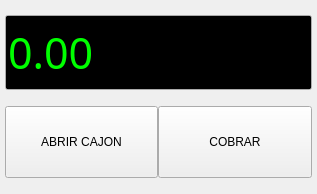
This is bulmages/bulmatpv/plugins/plugintotal/totalbase.ui in eboladev/Bulmages-1 as Qt 5 draws it before an edit. The edited form follows.
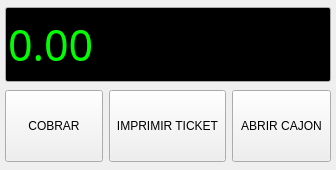
This is the edited form.

Commit message: Agrego el boton imprimir al plugintotal que hace una impresion del ticket sin llegar a hacer el cobrado del mismo.

```diff
--- a/bulmages/bulmatpv/plugins/plugintotal/totalbase.ui
+++ b/bulmages/bulmatpv/plugins/plugintotal/totalbase.ui
@@ -5,14 +5,14 @@
    <rect>
     <x>0</x>
     <y>0</y>
-    <width>317</width>
-    <height>194</height>
+    <width>336</width>
+    <height>170</height>
    </rect>
   </property>
   <property name="minimumSize" >
    <size>
     <width>0</width>
-    <height>75</height>
+    <height>170</height>
    </size>
   </property>
   <property name="windowTitle" >
@@ -21,7 +21,7 @@
   <property name="layoutDirection" >
    <enum>Qt::RightToLeft</enum>
   </property>
-  <layout class="QGridLayout" >
+  <layout class="QVBoxLayout" >
    <property name="leftMargin" >
     <number>5</number>
    </property>
@@ -34,7 +34,7 @@
    <property name="bottomMargin" >
     <number>5</number>
    </property>
-   <item row="0" column="0" >
+   <item>
     <widget class="QLineEdit" name="mui_total" >
      <property name="minimumSize" >
       <size>
@@ -126,42 +126,8 @@
      </property>
     </widget>
    </item>
-   <item row="1" column="0" >
+   <item>
     <layout class="QHBoxLayout" >
-     <property name="spacing" >
-      <number>0</number>
-     </property>
-     <property name="leftMargin" >
-      <number>0</number>
-     </property>
-     <property name="topMargin" >
-      <number>0</number>
-     </property>
-     <property name="rightMargin" >
-      <number>0</number>
-     </property>
-     <property name="bottomMargin" >
-      <number>0</number>
-     </property>
-     <item>
-      <widget class="QToolButton" name="mui_cobrar" >
-       <property name="minimumSize" >
-        <size>
-         <width>72</width>
-         <height>72</height>
-        </size>
-       </property>
-       <property name="maximumSize" >
-        <size>
-         <width>200</width>
-         <height>72</height>
-        </size>
-       </property>
-       <property name="text" >
-        <string>COBRAR</string>
-       </property>
-      </widget>
-     </item>
      <item>
       <widget class="QToolButton" name="mui_abrircajon" >
        <property name="minimumSize" >
@@ -181,6 +147,44 @@
        </property>
       </widget>
      </item>
+     <item>
+      <widget class="QToolButton" name="mui_imprimir" >
+       <property name="minimumSize" >
+        <size>
+         <width>72</width>
+         <height>72</height>
+        </size>
+       </property>
+       <property name="maximumSize" >
+        <size>
+         <width>200</width>
+         <height>72</height>
+        </size>
+       </property>
+       <property name="text" >
+        <string>IMPRIMIR TICKET</string>
+       </property>
+      </widget>
+     </item>
+     <item>
+      <widget class="QToolButton" name="mui_cobrar" >
+       <property name="minimumSize" >
+        <size>
+         <width>72</width>
+         <height>72</height>
+        </size>
+       </property>
+       <property name="maximumSize" >
+        <size>
+         <width>200</width>
+         <height>72</height>
+        </size>
+       </property>
+       <property name="text" >
+        <string>COBRAR</string>
+       </property>
+      </widget>
+     </item>
     </layout>
    </item>
   </layout>
```
The commit also changes 2 other files.
